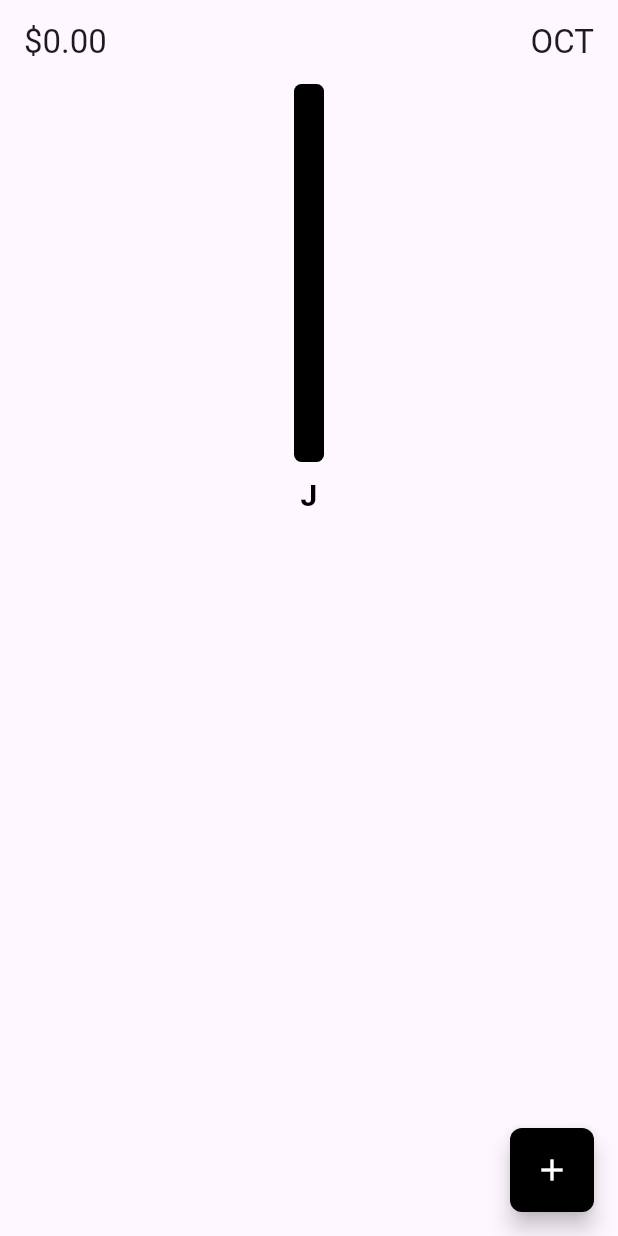
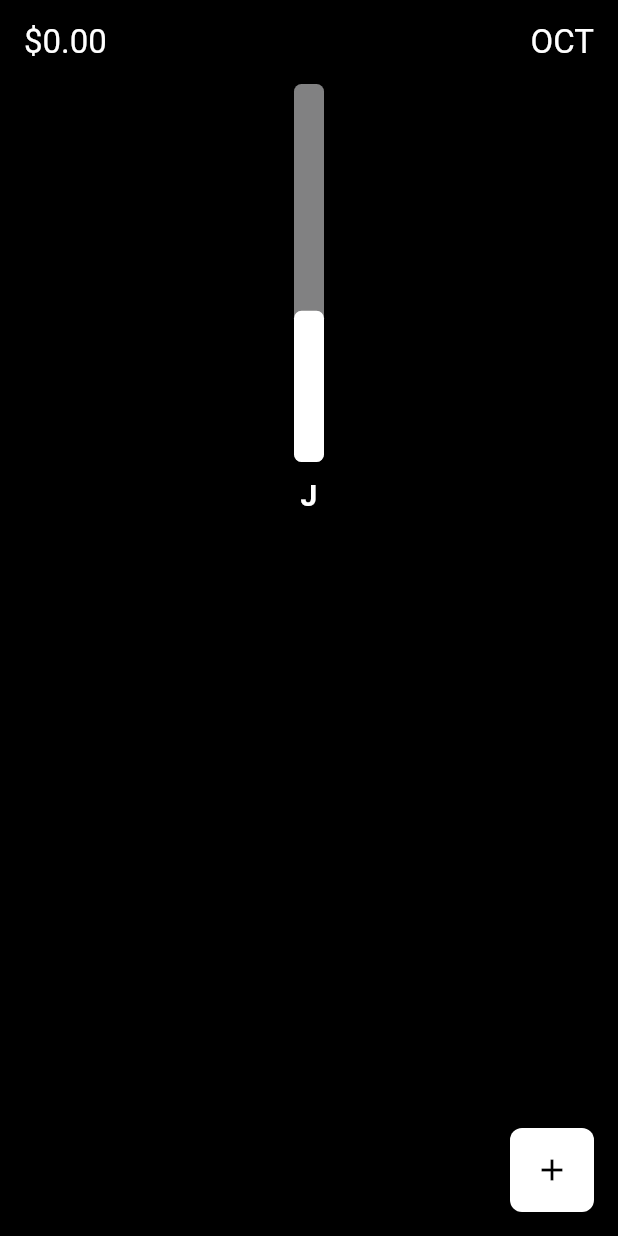
Before and after one commit to Pingu7731/ExpensesTracker, a Flutter app: the screen it shows after launch, on a phone screen of 412 x 824 dp. Run offline on Flutter 3.47's test engine with Material 3 defaults, Android fonts, the phone set to English and light mode, and no system bars; drawn by our look-alikes of fl_chart; our stand-ins replace flutter_slidable, isar; accounts and stored records are empty; generated files the repository leaves out were written again.

Commit message:
Changed some color
Colors light to dark theme

```diff
--- a/expensestracker/lib/BarGraph/BarGraph.dart
+++ b/expensestracker/lib/BarGraph/BarGraph.dart
@@ -99,14 +99,15 @@ class _BargraphState extends State<Bargraph> {
                         x: data.x,
                         barRods: [
                           BarChartRodData(
-                              toY: calculateMaxheight(),
+                              // toY: calculateMaxheight(),
+                              toY: 200,
                               width: barwidth,
                               borderRadius: BorderRadius.circular(5),
-                              color: Colors.black,
+                              color: Colors.white,
                               backDrawRodData: BackgroundBarChartRodData(
                                 show: true,
                                 toY: calculateMaxheight(),
-                                color: const Color.fromARGB(255, 235, 223, 242),
+                                color: const Color.fromARGB(255, 129, 129, 130),
                               )),
                         ],
                       ))
@@ -125,7 +126,7 @@ Widget getbargraphtitlename(double value, TitleMeta meta) {
   String text = '';
 
   const textstyle = TextStyle(
-    color: Colors.black,
+    color: Color.fromARGB(255, 255, 255, 255),
     fontWeight: FontWeight.bold,
     fontSize: 20,
   );
--- a/expensestracker/lib/component/epense_tile.dart
+++ b/expensestracker/lib/component/epense_tile.dart
@@ -26,20 +26,20 @@ class customTiles extends StatelessWidget {
             SlidableAction(
               onPressed: pressedonEdit,
               icon: Icons.edit,
-              backgroundColor: Colors.grey,
+              backgroundColor: const Color.fromARGB(255, 208, 208, 208),
               borderRadius: BorderRadius.circular(8),
             ),
             SlidableAction(
               onPressed: pressonDelete,
               icon: Icons.delete,
-              backgroundColor: Colors.red,
+              backgroundColor: const Color.fromARGB(255, 252, 112, 102),
               borderRadius: BorderRadius.circular(8),
             ),
           ],
         ),
         child: Container(
           decoration: BoxDecoration(
-              color: const Color.fromARGB(255, 176, 158, 170),
+              color: const Color.fromARGB(255, 240, 240, 240),
               borderRadius: BorderRadius.circular(10)),
           child: ListTile(
             title: Text(title),
--- a/expensestracker/lib/home.dart
+++ b/expensestracker/lib/home.dart
@@ -131,13 +131,14 @@ class _HomePageState extends State<HomePage> {
       }).toList();
 
       return Scaffold(
+        backgroundColor: const Color.fromARGB(255, 0, 0, 0),
         floatingActionButton: FloatingActionButton(
           onPressed: openNewExpenseBox,
-          backgroundColor: const Color.fromARGB(255, 0, 0, 0),
+          backgroundColor: const Color.fromARGB(255, 255, 255, 255),
           shape: RoundedRectangleBorder(borderRadius: BorderRadius.circular(8)),
           child: const Icon(
             Icons.add,
-            color: Colors.white,
+            color: Color.fromARGB(255, 0, 0, 0),
           ),
         ),
         appBar: AppBar(
@@ -151,12 +152,23 @@ class _HomePageState extends State<HomePage> {
                   return Row(
                     mainAxisAlignment: MainAxisAlignment.spaceBetween,
                     children: [
-                      Text('\$${snapshot.data!.toStringAsFixed(2)}'),
-                      Text(getcurrentMonthname()),
+                      Text(
+                        '\$${snapshot.data!.toStringAsFixed(2)}',
+                        style: const TextStyle(color: Colors.white),
+                      ),
+                      Text(
+                        getcurrentMonthname(),
+                        style: const TextStyle(color: Colors.white),
+                      ),
                     ],
                   );
                 } else {
-                  return const Text('Brb Getting Data ( •̀ ω •́ )y');
+                  return const Center(
+                    child: Text(
+                      'Brb Getting Data ( •̀ ω •́ )y',
+                      style: TextStyle(color: Colors.white),
+                    ),
+                  );
                 }
               }),
         ),
@@ -188,7 +200,11 @@ class _HomePageState extends State<HomePage> {
                           monthSum: monthlysummary, startmonth: startmonth);
                     } else {
                       return const Center(
-                        child: Text("waittt im getting your data"),
+                        child: Text(
+                          "waittt im getting your data",
+                          style: TextStyle(
+                              color: Color.fromARGB(255, 255, 255, 255)),
+                        ),
                       );
                     }
                   },
```
